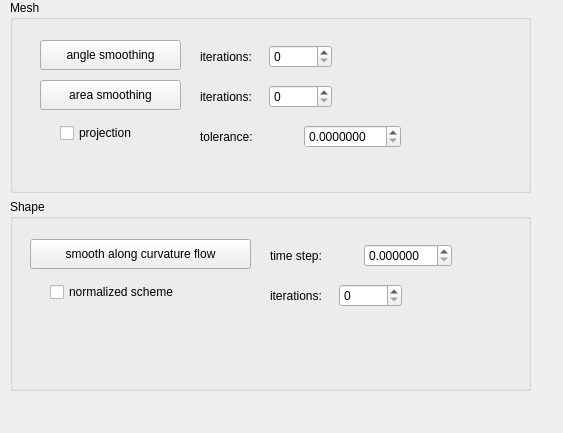
Before: the Qt Designer form Polyhedron/demo/Polyhedron/Plugins/PMP/Smoothing_plugin.ui in CGAL/cgal, drawn with Qt 5.
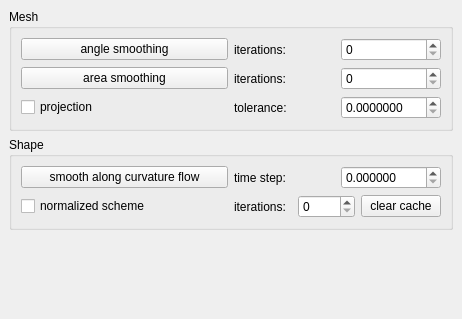
After: the same form once the commit is applied.

Commit message: demo plugin: add clear cache button and improve layout

The edit to the form file:
```diff
--- a/Polyhedron/demo/Polyhedron/Plugins/PMP/Smoothing_plugin.ui
+++ b/Polyhedron/demo/Polyhedron/Plugins/PMP/Smoothing_plugin.ui
@@ -6,145 +6,29 @@
    <rect>
     <x>0</x>
     <y>0</y>
-    <width>563</width>
-    <height>433</height>
+    <width>462</width>
+    <height>319</height>
    </rect>
   </property>
   <property name="windowTitle">
    <string>Smoothing</string>
   </property>
   <widget class="QWidget" name="dockWidgetContents">
-   <widget class="QWidget" name="layoutWidget">
-    <property name="geometry">
-     <rect>
-      <x>10</x>
-      <y>0</y>
-      <width>521</width>
-      <height>391</height>
-     </rect>
-    </property>
-    <layout class="QGridLayout" name="gridLayout">
-     <item row="1" column="0">
-      <widget class="QGroupBox" name="Shape_groupBox">
-       <property name="title">
-        <string>Shape</string>
-       </property>
-       <widget class="QPushButton" name="curvature_flow_button">
-        <property name="geometry">
-         <rect>
-          <x>20</x>
-          <y>40</y>
-          <width>221</width>
-          <height>30</height>
-         </rect>
-        </property>
-        <property name="text">
-         <string>smooth along curvature flow</string>
-        </property>
-       </widget>
-       <widget class="QWidget" name="layoutWidget">
-        <property name="geometry">
-         <rect>
-          <x>260</x>
-          <y>40</y>
-          <width>182</width>
-          <height>33</height>
-         </rect>
-        </property>
-        <layout class="QHBoxLayout" name="horizontalLayout">
-         <item>
-          <widget class="QLabel" name="time_step_label">
-           <property name="text">
-            <string>time step:</string>
-           </property>
-          </widget>
-         </item>
-         <item>
-          <widget class="QDoubleSpinBox" name="time_step_spinBox">
-           <property name="decimals">
-            <number>6</number>
-           </property>
-          </widget>
-         </item>
-        </layout>
-       </widget>
-       <widget class="QWidget" name="layoutWidget_4">
-        <property name="geometry">
-         <rect>
-          <x>260</x>
-          <y>80</y>
-          <width>132</width>
-          <height>33</height>
-         </rect>
-        </property>
-        <layout class="QHBoxLayout" name="horizontalLayout_4">
-         <item>
-          <widget class="QLabel" name="label_3">
-           <property name="text">
-            <string>iterations: </string>
-           </property>
-          </widget>
-         </item>
-         <item>
-          <widget class="QSpinBox" name="curvature_iter_spinBox"/>
-         </item>
-        </layout>
-       </widget>
-       <widget class="QCheckBox" name="explicit_checkBox">
-        <property name="geometry">
-         <rect>
-          <x>40</x>
-          <y>80</y>
-          <width>171</width>
-          <height>26</height>
-         </rect>
-        </property>
-        <property name="text">
-         <string>normalized scheme</string>
-        </property>
-       </widget>
-      </widget>
-     </item>
-     <item row="0" column="0">
-      <widget class="QGroupBox" name="Mesh_groupBox">
-       <property name="title">
-        <string>Mesh</string>
-       </property>
-       <widget class="QPushButton" name="angle_button">
-        <property name="geometry">
-         <rect>
-          <x>30</x>
-          <y>40</y>
-          <width>141</width>
-          <height>30</height>
-         </rect>
-        </property>
-        <property name="text">
-         <string>angle smoothing</string>
-        </property>
-       </widget>
-       <widget class="QPushButton" name="area_button">
-        <property name="geometry">
-         <rect>
-          <x>30</x>
-          <y>80</y>
-          <width>141</width>
-          <height>30</height>
-         </rect>
-        </property>
-        <property name="text">
-         <string>area smoothing</string>
-        </property>
-       </widget>
-       <widget class="QWidget" name="layoutWidget_2">
-        <property name="geometry">
-         <rect>
-          <x>190</x>
-          <y>40</y>
-          <width>132</width>
-          <height>33</height>
-         </rect>
-        </property>
+   <layout class="QVBoxLayout" name="verticalLayout">
+    <item>
+     <widget class="QGroupBox" name="Mesh_groupBox">
+      <property name="title">
+       <string>Mesh</string>
+      </property>
+      <layout class="QGridLayout" name="gridLayout_2">
+       <item row="0" column="0">
+        <widget class="QPushButton" name="angle_button">
+         <property name="text">
+          <string>angle smoothing</string>
+         </property>
+        </widget>
+       </item>
+       <item row="0" column="1">
         <layout class="QHBoxLayout" name="horizontalLayout_2">
          <item>
           <widget class="QLabel" name="label">
@@ -157,16 +41,15 @@
           <widget class="QSpinBox" name="angles_iter_spinBox"/>
          </item>
         </layout>
-       </widget>
-       <widget class="QWidget" name="layoutWidget_3">
-        <property name="geometry">
-         <rect>
-          <x>190</x>
-          <y>80</y>
-          <width>132</width>
-          <height>33</height>
-         </rect>
-        </property>
+       </item>
+       <item row="1" column="0">
+        <widget class="QPushButton" name="area_button">
+         <property name="text">
+          <string>area smoothing</string>
+         </property>
+        </widget>
+       </item>
+       <item row="1" column="1">
         <layout class="QHBoxLayout" name="horizontalLayout_3">
          <item>
           <widget class="QLabel" name="label_2">
@@ -179,16 +62,15 @@
           <widget class="QSpinBox" name="areas_iter_spinBox"/>
          </item>
         </layout>
-       </widget>
-       <widget class="QWidget" name="layoutWidget_5">
-        <property name="geometry">
-         <rect>
-          <x>190</x>
-          <y>120</y>
-          <width>201</width>
-          <height>33</height>
-         </rect>
-        </property>
+       </item>
+       <item row="2" column="0">
+        <widget class="QCheckBox" name="projection_checkBox">
+         <property name="text">
+          <string>projection</string>
+         </property>
+        </widget>
+       </item>
+       <item row="2" column="1">
         <layout class="QHBoxLayout" name="horizontalLayout_5">
          <item>
           <widget class="QLabel" name="label_4">
@@ -205,24 +87,86 @@
           </widget>
          </item>
         </layout>
-       </widget>
-       <widget class="QCheckBox" name="projection_checkBox">
-        <property name="geometry">
-         <rect>
-          <x>50</x>
-          <y>120</y>
-          <width>101</width>
-          <height>26</height>
-         </rect>
-        </property>
-        <property name="text">
-         <string>projection</string>
-        </property>
-       </widget>
-      </widget>
-     </item>
-    </layout>
-   </widget>
+       </item>
+      </layout>
+     </widget>
+    </item>
+    <item>
+     <widget class="QGroupBox" name="Shape_groupBox">
+      <property name="title">
+       <string>Shape</string>
+      </property>
+      <layout class="QGridLayout" name="gridLayout">
+       <item row="0" column="0">
+        <widget class="QPushButton" name="curvature_flow_button">
+         <property name="text">
+          <string>smooth along curvature flow</string>
+         </property>
+        </widget>
+       </item>
+       <item row="2" column="2">
+        <layout class="QHBoxLayout" name="horizontalLayout_4">
+         <item>
+          <widget class="QLabel" name="label_3">
+           <property name="text">
+            <string>iterations: </string>
+           </property>
+          </widget>
+         </item>
+         <item>
+          <widget class="QSpinBox" name="curvature_iter_spinBox"/>
+         </item>
+         <item>
+          <widget class="QPushButton" name="cache_button">
+           <property name="text">
+            <string>clear cache</string>
+           </property>
+          </widget>
+         </item>
+        </layout>
+       </item>
+       <item row="0" column="2">
+        <layout class="QHBoxLayout" name="horizontalLayout">
+         <item>
+          <widget class="QLabel" name="time_step_label">
+           <property name="text">
+            <string>time step:</string>
+           </property>
+          </widget>
+         </item>
+         <item>
+          <widget class="QDoubleSpinBox" name="time_step_spinBox">
+           <property name="decimals">
+            <number>6</number>
+           </property>
+          </widget>
+         </item>
+        </layout>
+       </item>
+       <item row="2" column="0">
+        <widget class="QCheckBox" name="explicit_checkBox">
+         <property name="text">
+          <string>normalized scheme</string>
+         </property>
+        </widget>
+       </item>
+      </layout>
+     </widget>
+    </item>
+    <item>
+     <spacer name="verticalSpacer">
+      <property name="orientation">
+       <enum>Qt::Vertical</enum>
+      </property>
+      <property name="sizeHint" stdset="0">
+       <size>
+        <width>20</width>
+        <height>40</height>
+       </size>
+      </property>
+     </spacer>
+    </item>
+   </layout>
   </widget>
  </widget>
  <resources/>
```
The commit also changes 1 other file.
